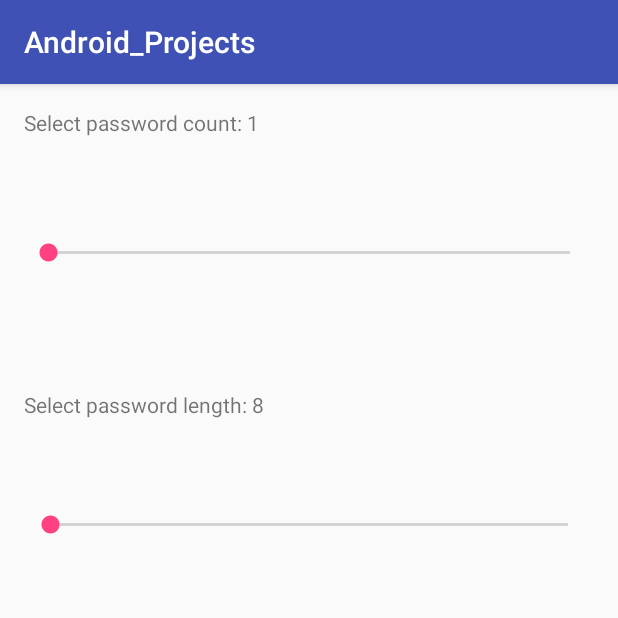
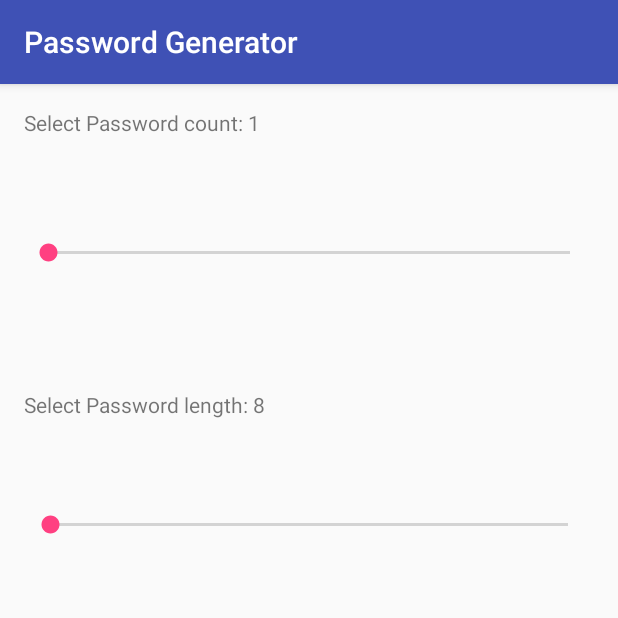
Before and after one commit to tgriff34/Android, an Android app: the screen it shows after launch (MainActivity), on a phone screen of 412 x 824 dp, the top half of it. Run offline under Robolectric (Android 15) with nearby library versions, the phone set to English and light mode, and no system bars.

Commit message:
Strings now use string.xml

```diff
--- a/app/src/main/res/values/strings.xml
+++ b/app/src/main/res/values/strings.xml
@@ -1,8 +1,8 @@
 <resources>
-    <string name="app_name">Android_Projects</string>
+    <string name="app_name">Password Generator</string>
     <string name="async_button_name">Generate Passwords (Async Task)</string>
     <string name="thread_button_name">Generate Passwords (Thread)</string>
-    <string name="password_length_view">Select Password length: </string>
-    <string name="password_count_view">Select Password count: </string>
-    <string name="password_view">Password: </string>
+    <string name="password_length_view" >Select Password length: \</string>
+    <string name="password_count_view">Select Password count: \</string>
+    <string name="password_view">Password: \</string>
 </resources>
```
Also changed, not shown: app/src/main/java/com/example/tristan/android_projects/MainActivity.java (+15 -6 lines).
